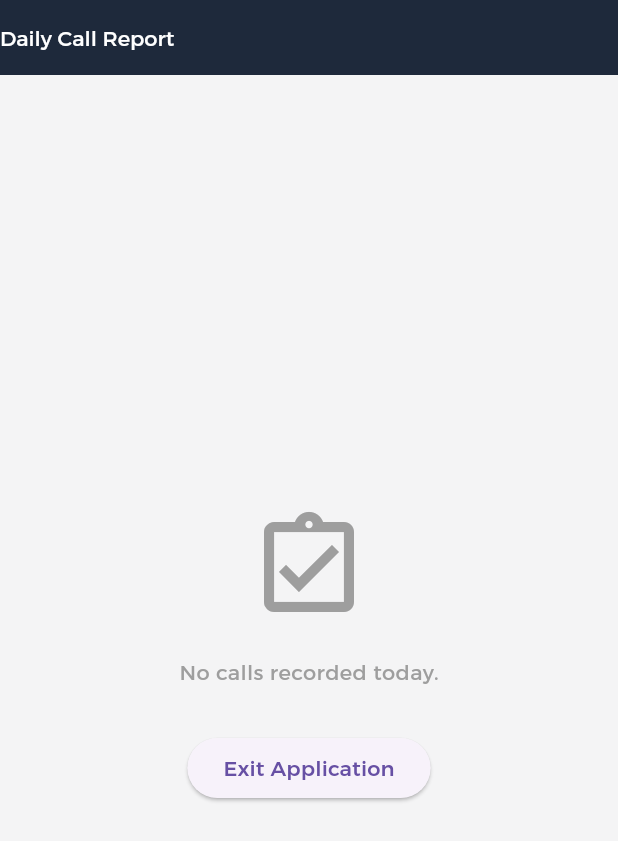
After one commit to ParthVibhandik/crm_app_smmart, a Flutter app: the DCRScreen screen opened by its route, on a phone screen of 412 x 824 dp. The commit adds this screen. Shown: the top 841 px of the screen. Run offline on Flutter 3.47's test engine with Material 3 defaults, Android fonts, the phone set to English and light mode, and no system bars; our stand-ins replace battery_plus, cached_network_image, carousel_slider, connectivity_plus, contained_tab_bar_view, date_field and 26 more; missing offline and left inert: flutter_background_service, flutter_background_service_android, flutter_boardview, image_gallery_saver_plus; accounts and stored records are empty; network calls fail.

Commit message:
DCR view for user

```diff
--- a/lib/core/route/route.dart
+++ b/lib/core/route/route.dart
@@ -47,6 +47,7 @@ import 'package:flutex_admin/features/proposal/view/proposal_screen.dart';
 import 'package:flutex_admin/features/proposal/view/update_proposal_screen.dart';
 import 'package:flutex_admin/features/sales_tracker/view/sales_tracker_screen.dart';
 import 'package:flutex_admin/features/telecalling/view/telecalling_screen.dart';
+import 'package:flutex_admin/features/dcr/view/dcr_screen.dart';
 import 'package:flutex_admin/features/splash/view/splash_screen.dart';
 import 'package:flutex_admin/features/staff/view/add_staff_screen.dart';
 import 'package:flutex_admin/features/staff/view/staff_details_screen.dart';
@@ -124,6 +125,7 @@ class RouteHelper {
   static const String privacyScreen = "/privacy_screen";
   static const String salesTrackerScreen = "/sales_tracker_screen";
   static const String telecallingScreen = "/telecalling_screen";
+  static const String dcrScreen = "/dcr_screen";
 
   List<GetPage> routes = [
     GetPage(name: splashScreen, page: () => const SplashScreen()),
@@ -262,5 +264,6 @@ class RouteHelper {
     GetPage(name: privacyScreen, page: () => const PrivacyPolicyScreen()),
     GetPage(name: salesTrackerScreen, page: () => const SalesTrackerScreen()),
     GetPage(name: telecallingScreen, page: () => const TelecallingScreen()),
+    GetPage(name: dcrScreen, page: () => const DCRScreen()),
   ];
 }
--- a/lib/core/utils/url_container.dart
+++ b/lib/core/utils/url_container.dart
@@ -40,6 +40,7 @@ class UrlContainer {
   static const String miscellaneousUrl = 'miscellaneous';
   static const String privacyPolicyUrl = 'miscellaneous/privacy';
   static const String telecallUrl = 'telecall';
+  static const String dcrUrl = 'calls/daily-call-report';
 
   // Sales Tracker
   static const String salesTrackerGetLeadsUrl = 'sales-tracker/get-leads';
--- a/lib/features/attendance/attendance_screen.dart
+++ b/lib/features/attendance/attendance_screen.dart
@@ -1,6 +1,8 @@
 import 'package:flutter/material.dart';
 import 'attendance_service.dart';
 import 'attendance_status.dart';
+import 'package:get/get.dart';
+import 'package:flutex_admin/core/route/route.dart';
 
 class AttendanceScreen extends StatefulWidget {
   final String authToken;
@@ -69,7 +71,7 @@ class _AttendanceScreenState extends State<AttendanceScreen> {
       }
 
       await service.punchOut(gpsOffReason: reason);
-      await loadStatus();
+      Get.offAllNamed(RouteHelper.dcrScreen);
     } catch (e) {
       setState(() => loading = false);
       if (mounted) {
--- /dev/null
+++ b/lib/features/dcr/controller/dcr_controller.dart
@@ -0,0 +1,55 @@
+import 'dart:convert';
+import 'package:flutex_admin/common/models/response_model.dart';
+import 'package:flutex_admin/features/dcr/model/dcr_model.dart';
+import 'package:flutex_admin/features/dcr/repo/dcr_repo.dart';
+import 'package:get/get.dart';
+
+class DCRController extends GetxController {
+  final DCRRepo dcrRepo;
+  DCRController({required this.dcrRepo});
+
+  bool isLoading = true;
+  List<DCRModel> dcrList = [];
+  int totalCalls = 0;
+  int f2fCalls = 0;
+  int telecallCount = 0;
+
+  @override
+  void onInit() {
+    super.onInit();
+    loadDCR();
+  }
+
+  Future<void> loadDCR() async {
+    isLoading = true;
+    update();
+
+    try {
+      ResponseModel responseModel = await dcrRepo.getDCR();
+      if (responseModel.status) {
+        var decoded = jsonDecode(responseModel.responseJson);
+        if (decoded['status'] == true && decoded['data'] != null) {
+          var data = decoded['data'];
+          if (data is Map<String, dynamic> && data.containsKey('items')) {
+            List<dynamic> dataList = data['items'];
+            dcrList = dataList.map((item) => DCRModel.fromJson(item)).toList();
+
+            if (data.containsKey('summary')) {
+              var summary = data['summary'];
+              totalCalls = int.tryParse(summary['total_calls']?.toString() ?? '0') ?? 0;
+              f2fCalls = int.tryParse(summary['f2f']?.toString() ?? '0') ?? 0;
+              telecallCount = int.tryParse(summary['telecall']?.toString() ?? '0') ?? 0;
+            }
+          } else if (data is List) {
+            dcrList = data.map((item) => DCRModel.fromJson(item)).toList();
+          }
+        }
+      }
+    } catch (e) {
+      print('Error loading DCR: $e');
+    }
+
+    isLoading = false;
+    update();
+  }
+}
--- /dev/null
+++ b/lib/features/dcr/model/dcr_model.dart
@@ -0,0 +1,31 @@
+class DCRModel {
+  final String? leadName;
+  final String? callStart;
+  final String? duration;
+  final String? type;
+  final String? prevStatus;
+  final String? currentStatus;
+  final String? remarks;
+
+  DCRModel({
+    this.leadName,
+    this.callStart,
+    this.duration,
+    this.type,
+    this.prevStatus,
+    this.currentStatus,
+    this.remarks,
+  });
+
+  factory DCRModel.fromJson(Map<String, dynamic> json) {
+    return DCRModel(
+      leadName: json['lead_name']?.toString(),
+      callStart: json['call_start']?.toString(),
+      duration: json['duration']?.toString(),
+      type: json['type']?.toString(),
+      prevStatus: json['prev_status']?.toString(),
+      currentStatus: json['current_status']?.toString(),
+      remarks: json['remarks']?.toString(),
+    );
+  }
+}
--- /dev/null
+++ b/lib/features/dcr/repo/dcr_repo.dart
@@ -0,0 +1,24 @@
+import 'package:flutex_admin/common/models/response_model.dart';
+import 'package:flutex_admin/core/helper/shared_preference_helper.dart';
+import 'package:flutex_admin/core/service/api_service.dart';
+import 'package:flutex_admin/core/utils/method.dart';
+import 'package:flutex_admin/core/utils/url_container.dart';
+
+class DCRRepo {
+  final ApiClient apiClient;
+
+  DCRRepo({required this.apiClient});
+
+  Future<ResponseModel> getDCR() async {
+    String staffId = apiClient.sharedPreferences.getString(SharedPreferenceHelper.userIdKey) ?? "";
+    String url = "${UrlContainer.baseUrl}${UrlContainer.dcrUrl}?staff_id=$staffId";
+
+    ResponseModel responseModel = await apiClient.request(
+      url,
+      Method.getMethod,
+      null,
+      passHeader: true,
+    );
+    return responseModel;
+  }
+}
--- /dev/null
+++ b/lib/features/dcr/view/dcr_screen.dart
@@ -0,0 +1,246 @@
+import 'package:flutex_admin/common/components/app-bar/custom_appbar.dart';
+import 'package:flutex_admin/common/components/custom_loader/custom_loader.dart';
+import 'package:flutex_admin/core/route/route.dart';
+import 'package:flutex_admin/core/utils/color_resources.dart';
+import 'package:flutex_admin/core/utils/dimensions.dart';
+import 'package:flutex_admin/core/utils/style.dart';
+import 'package:flutex_admin/features/dcr/controller/dcr_controller.dart';
+import 'package:flutex_admin/features/dcr/repo/dcr_repo.dart';
+import 'package:flutter/material.dart';
+import 'package:get/get.dart';
+import 'package:intl/intl.dart';
+
+class DCRScreen extends StatefulWidget {
+  const DCRScreen({super.key});
+
+  @override
+  State<DCRScreen> createState() => _DCRScreenState();
+}
+
+class _DCRScreenState extends State<DCRScreen> {
+  @override
+  void initState() {
+    super.initState();
+    Get.put(DCRRepo(apiClient: Get.find()));
+    Get.put(DCRController(dcrRepo: Get.find()));
+  }
+
+  String formatTime(String? dateTimeStr) {
+    if (dateTimeStr == null || dateTimeStr.isEmpty) return "--:--";
+    try {
+      DateTime dt = DateTime.parse(dateTimeStr);
+      return DateFormat('hh:mm a').format(dt);
+    } catch (e) {
+      return dateTimeStr;
+    }
+  }
+
+  @override
+  Widget build(BuildContext context) {
+    return WillPopScope(
+      onWillPop: () async => false, // Disable back button
+      child: Scaffold(
+        appBar: const CustomAppBar(
+          title: "Daily Call Report",
+          isShowBackBtn: false,
+        ),
+        body: GetBuilder<DCRController>(
+          builder: (controller) {
+            if (controller.isLoading) {
+              return const CustomLoader();
+            }
+
+            if (controller.dcrList.isEmpty) {
+              return Center(
+                child: Column(
+                  mainAxisAlignment: MainAxisAlignment.center,
+                  children: [
+                    const Icon(Icons.assignment_turned_in_outlined, size: 80, color: Colors.grey),
+                    const SizedBox(height: Dimensions.space20),
+                    Text(
+                      "No calls recorded today.",
+                      style: regularLarge.copyWith(color: Colors.grey),
+                    ),
+                    const SizedBox(height: Dimensions.space30),
+                    ElevatedButton(
+                      onPressed: () => Get.offAllNamed(RouteHelper.loginScreen),
+                      child: const Text("Exit Application"),
+                    )
+                  ],
+                ),
+              );
+            }
+
+            return Column(
+              children: [
+                Container(
+                  padding: const EdgeInsets.symmetric(horizontal: Dimensions.space15, vertical: Dimensions.space10),
+                  margin: const EdgeInsets.all(Dimensions.space15),
+                  decoration: BoxDecoration(
+                    color: ColorResources.primaryColor.withValues(alpha: 0.05),
+                    borderRadius: BorderRadius.circular(12),
+                    border: Border.all(color: ColorResources.primaryColor.withValues(alpha: 0.1)),
+                  ),
+                  child: Row(
+                    mainAxisAlignment: MainAxisAlignment.spaceAround,
+                    children: [
+                      _summaryItem("Total", controller.totalCalls.toString(), Icons.call),
+                      _summaryItem("F2F", controller.f2fCalls.toString(), Icons.people),
+                      _summaryItem("Tele", controller.telecallCount.toString(), Icons.phone_android),
+                    ],
+                  ),
+                ),
+                Expanded(
+                  child: ListView.builder(
+                    padding: const EdgeInsets.symmetric(horizontal: Dimensions.space15),
+                    itemCount: controller.dcrList.length,
+                    itemBuilder: (context, index) {
+                      final item = controller.dcrList[index];
+                      String leadName = (item.leadName == null || item.leadName!.trim().isEmpty) ? 'Unknown Lead' : item.leadName!;
+                      return Card(
+                        margin: const EdgeInsets.only(bottom: Dimensions.space15),
+                        elevation: 2,
+                        shape: RoundedRectangleBorder(borderRadius: BorderRadius.circular(12)),
+                        child: Padding(
+                          padding: const EdgeInsets.all(Dimensions.space15),
+                          child: Column(
+                            crossAxisAlignment: CrossAxisAlignment.start,
+                            children: [
+                              Row(
+                                mainAxisAlignment: MainAxisAlignment.spaceBetween,
+                                children: [
+                                  Expanded(
+                                    child: Text(
+                                      leadName,
+                                      style: boldDefault.copyWith(fontSize: 16),
+                                    ),
+                                  ),
+                                  Container(
+                                    padding: const EdgeInsets.symmetric(horizontal: 8, vertical: 4),
+                                    decoration: BoxDecoration(
+                                      color: (item.type?.toLowerCase() == 'f2f')
+                                          ? Colors.blue.withOpacity(0.1)
+                                          : Colors.orange.withOpacity(0.1),
+                                      borderRadius: BorderRadius.circular(6),
+                                    ),
+                                    child: Text(
+                                      item.type?.toUpperCase() ?? 'N/A',
+                                      style: boldDefault.copyWith(
+                                        fontSize: 10,
+                                        color: (item.type?.toLowerCase() == 'f2f') ? Colors.blue : Colors.orange,
+                                      ),
+                                    ),
+                                  ),
+                                ],
+                              ),
+                              const SizedBox(height: Dimensions.space10),
+                              const Divider(),
+                              const SizedBox(height: Dimensions.space5),
+                              Row(
+                                children: [
+                                  const Icon(Icons.access_time, size: 14, color: Colors.grey),
+                                  const SizedBox(width: 5),
+                                  Text(
+                                    "${formatTime(item.callStart)}  •  ${item.duration} mins",
+                                    style: regularDefault.copyWith(color: Colors.grey, fontSize: 13),
+                                  ),
+                                ],
+                              ),
+                              const SizedBox(height: Dimensions.space10),
+                              Row(
+                                children: [
+                                  _statusBadge(item.prevStatus ?? 'N/A', "Previous"),
+                                  const Padding(
+                                    padding: EdgeInsets.symmetric(horizontal: 8.0),
+                                    child: Icon(Icons.arrow_forward, size: 14, color: Colors.grey),
+                                  ),
+                                  _statusBadge(item.currentStatus ?? 'N/A', "Current", isCurrent: true),
+                                ],
+                              ),
+                              if (item.remarks != null && item.remarks!.isNotEmpty) ...[
+                                const SizedBox(height: Dimensions.space15),
+                                Container(
+                                  width: double.infinity,
+                                  padding: const EdgeInsets.all(Dimensions.space10),
+                                  decoration: BoxDecoration(
+                                    color: ColorResources.colorGrey.withOpacity(0.05),
+                                    borderRadius: BorderRadius.circular(8),
+                                  ),
+                                  child: Column(
+                                    crossAxisAlignment: CrossAxisAlignment.start,
+                                    children: [
+                                      Text("Remarks:", style: boldDefault.copyWith(fontSize: 12, color: Colors.grey)),
+                                      const SizedBox(height: 4),
+                                      Text(item.remarks!, style: regularDefault.copyWith(fontSize: 13)),
+                                    ],
+                                  ),
+                                ),
+                              ],
+                            ],
+                          ),
+                        ),
+                      );
+                    },
+                  ),
+                ),
+                Padding(
+                  padding: const EdgeInsets.all(Dimensions.space20),
+                  child: SizedBox(
+                    width: double.infinity,
+                    child: ElevatedButton(
+                      style: ElevatedButton.styleFrom(
+                        backgroundColor: ColorResources.primaryColor,
+                        foregroundColor: Colors.white,
+                        padding: const EdgeInsets.symmetric(vertical: 15),
+                        shape: RoundedRectangleBorder(borderRadius: BorderRadius.circular(10)),
+                      ),
+                      onPressed: () {
+                        Get.offAllNamed(RouteHelper.loginScreen);
+                      },
+                      child: const Text("Finish Day & Logout"),
+                    ),
+                  ),
+                ),
+              ],
+            );
+          },
+        ),
+      ),
+    );
+  }
+
+  Widget _statusBadge(String status, String label, {bool isCurrent = false}) {
+    return Column(
+      crossAxisAlignment: CrossAxisAlignment.start,
+      children: [
+        Text(label, style: regularDefault.copyWith(fontSize: 10, color: Colors.grey)),
+        const SizedBox(height: 2),
+        Container(
+          padding: const EdgeInsets.symmetric(horizontal: 8, vertical: 2),
+          decoration: BoxDecoration(
+            border: Border.all(color: isCurrent ? ColorResources.primaryColor : Colors.grey.shade300),
+            borderRadius: BorderRadius.circular(4),
+          ),
+          child: Text(
+            status.capitalizeFirst!,
+            style: regularDefault.copyWith(
+              fontSize: 11,
+              color: isCurrent ? ColorResources.primaryColor : Colors.black87,
+            ),
+          ),
+        ),
+      ],
+    );
+  }
+
+  Widget _summaryItem(String label, String value, IconData icon) {
+    return Column(
+      children: [
+        Icon(icon, size: 18, color: ColorResources.primaryColor),
+        const SizedBox(height: 4),
+        Text(value, style: boldDefault.copyWith(fontSize: 14)),
+        Text(label, style: regularDefault.copyWith(fontSize: 10, color: Colors.grey)),
+      ],
+    );
+  }
+}
```
